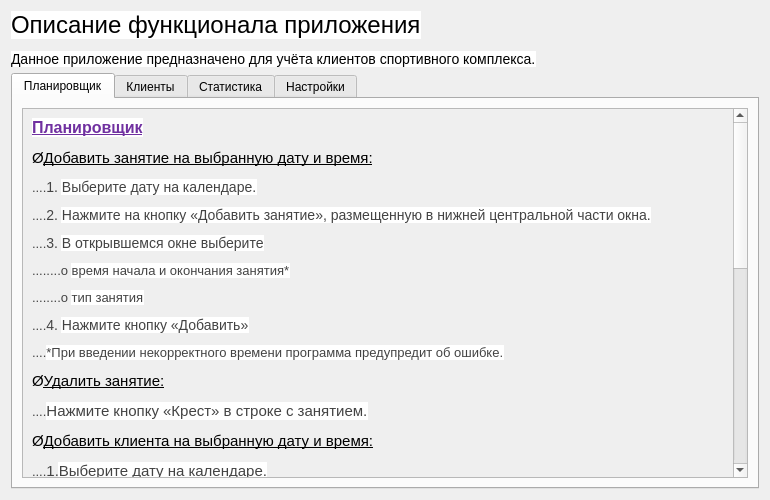
IvanBrekman/ClientsPlanner, file ui_files_py/ui/about_wnd.ui: the form before one commit.
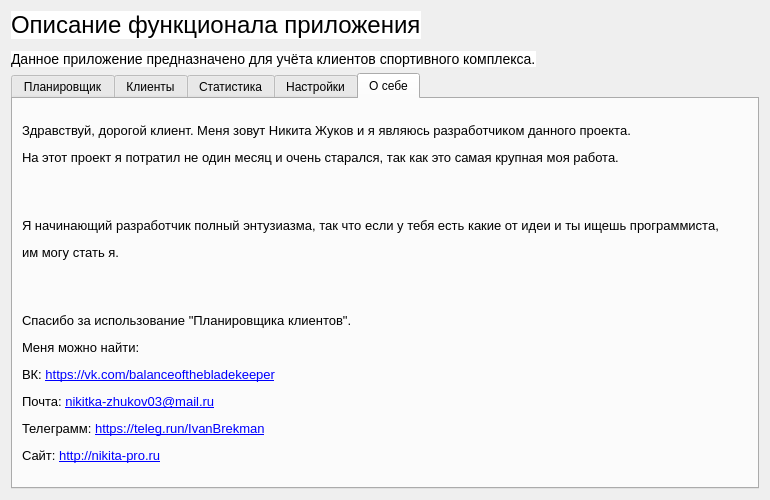
The form after the commit. The open tabs and pages were chosen to show the change.

Commit message: Added new information to about program window. Modified work with date

What changed in the file:
```diff
--- a/ui_files_py/ui/about_wnd.ui
+++ b/ui_files_py/ui/about_wnd.ui
@@ -162,6 +162,20 @@
        </item>
       </layout>
      </widget>
+     <widget class="QWidget" name="tab_5">
+      <attribute name="title">
+       <string>О себе</string>
+      </attribute>
+      <layout class="QGridLayout" name="gridLayout_8">
+       <item row="0" column="0">
+        <widget class="QLabel" name="label_6">
+         <property name="text">
+          <string>&lt;html&gt;&lt;head/&gt;&lt;body&gt;&lt;p&gt;&lt;span style=&quot; font-size:10pt;&quot;&gt;Здравствуй, дорогой клиент. Меня зовут Никита Жуков и я являюсь разработчиком данного проекта.&lt;/span&gt;&lt;/p&gt;&lt;p&gt;&lt;span style=&quot; font-size:10pt;&quot;&gt;На этот проект я потратил не один месяц и очень старался, так как это самая крупная моя работа.&lt;/span&gt;&lt;/p&gt;&lt;p&gt;&lt;span style=&quot; font-size:10pt;&quot;&gt;&lt;br/&gt;&lt;/span&gt;&lt;/p&gt;&lt;p&gt;&lt;span style=&quot; font-size:10pt;&quot;&gt;Я начинающий разработчик полный энтузиазма, так что если у тебя есть какие от идеи и ты ищешь программиста,&lt;/span&gt;&lt;/p&gt;&lt;p&gt;&lt;span style=&quot; font-size:10pt;&quot;&gt;им могу стать я.&lt;/span&gt;&lt;/p&gt;&lt;p&gt;&lt;span style=&quot; font-size:10pt;&quot;&gt;&lt;br/&gt;&lt;/span&gt;&lt;/p&gt;&lt;p&gt;&lt;span style=&quot; font-size:10pt;&quot;&gt;Спасибо за использование &amp;quot;Планировщика клиентов&amp;quot;.&lt;/span&gt;&lt;/p&gt;&lt;p&gt;&lt;span style=&quot; font-size:10pt;&quot;&gt;Меня можно найти:&lt;/span&gt;&lt;/p&gt;&lt;p&gt;&lt;span style=&quot; font-size:10pt;&quot;&gt;ВК: &lt;/span&gt;&lt;a href=&quot;https://vk.com/balanceofthebladekeeper&quot;&gt;&lt;span style=&quot; font-size:10pt; text-decoration: underline; color:#0000ff;&quot;&gt;https://vk.com/balanceofthebladekeeper&lt;/span&gt;&lt;/a&gt;&lt;/p&gt;&lt;p&gt;&lt;span style=&quot; font-size:10pt;&quot;&gt;Почта: &lt;/span&gt;&lt;a href=&quot;nikitka-zhukov03@mail.ru&quot;&gt;&lt;span style=&quot; font-size:10pt; text-decoration: underline; color:#0000ff;&quot;&gt;nikitka-zhukov03@mail.ru&lt;/span&gt;&lt;/a&gt;&lt;/p&gt;&lt;p&gt;&lt;span style=&quot; font-size:10pt;&quot;&gt;Телеграмм: &lt;/span&gt;&lt;a href=&quot;https://teleg.run/IvanBrekman&quot;&gt;&lt;span style=&quot; font-size:10pt; text-decoration: underline; color:#0000ff;&quot;&gt;https://teleg.run/IvanBrekman&lt;/span&gt;&lt;/a&gt;&lt;/p&gt;&lt;p&gt;&lt;span style=&quot; font-size:10pt;&quot;&gt;Сайт: &lt;/span&gt;&lt;a href=&quot;http://nikita-pro.ru&quot;&gt;&lt;span style=&quot; font-size:10pt; text-decoration: underline; color:#0000ff;&quot;&gt;http://nikita-pro.ru&lt;/span&gt;&lt;/a&gt;&lt;/p&gt;&lt;/body&gt;&lt;/html&gt;</string>
+         </property>
+        </widget>
+       </item>
+      </layout>
+     </widget>
     </widget>
    </item>
   </layout>
```
Left out of the diff: 4 changed lines with no effect on the pictures. The commit also changes 12 other files.
